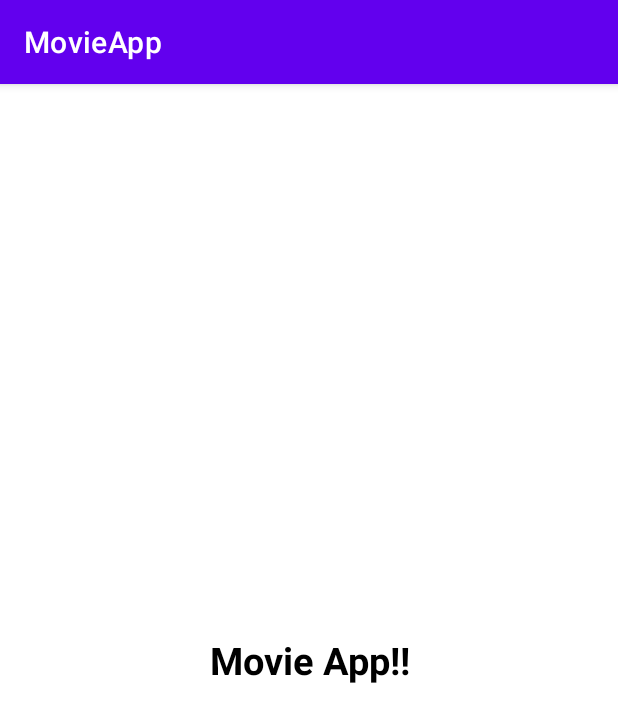
After one commit to Yuliana-Vargas/TP6-MovieApp, an Android app: the MoviesActivity screen opened directly, with no data from a screen before it, on a phone screen of 412 x 824 dp. The commit adds this screen. Shown: the top 722 px of the screen. Run offline under Robolectric (Android 15) with nearby library versions, the phone set to English and light mode, and no system bars.

Commit message:
Clicking on the button opens the movies activity

```diff
--- a/app/build.gradle
+++ b/app/build.gradle
@@ -23,6 +23,9 @@ android {
             proguardFiles getDefaultProguardFile('proguard-android-optimize.txt'), 'proguard-rules.pro'
         }
     }
+    buildFeatures {
+        viewBinding true
+    }
     compileOptions {
         sourceCompatibility JavaVersion.VERSION_1_8
         targetCompatibility JavaVersion.VERSION_1_8
--- a/app/src/main/AndroidManifest.xml
+++ b/app/src/main/AndroidManifest.xml
@@ -20,6 +20,9 @@
                 <category android:name="android.intent.category.LAUNCHER" />
             </intent-filter>
         </activity>
+        <activity
+            android:name=".activity.MoviesActivity"
+            android:exported="true"/>
     </application>
 
 </manifest>
--- /dev/null
+++ b/app/src/main/java/com/example/movieapp/activity/MoviesActivity.kt
@@ -0,0 +1,16 @@
+package com.example.movieapp.activity
+
+import android.os.Bundle
+import androidx.appcompat.app.AppCompatActivity
+import com.example.movieapp.databinding.ActivityMoviesBinding
+
+class MoviesActivity : AppCompatActivity() {
+    private lateinit var binding: ActivityMoviesBinding
+
+    override fun onCreate(savedInstanceState: Bundle?) {
+        super.onCreate(savedInstanceState)
+
+        binding = ActivityMoviesBinding.inflate(layoutInflater)
+        setContentView(binding.root)
+    }
+}
--- a/app/src/main/java/com/example/movieapp/adapter/MovieAdapter.kt
+++ b/app/src/main/java/com/example/movieapp/adapter/MovieAdapter.kt
@@ -1,4 +1,4 @@
-package com.example.movieapp.adapter
+/*package com.example.movieapp.adapter
 
 class MovieAdapter {
-}
+}*/
--- a/app/src/main/java/com/example/movieapp/mvvm/model/MainModel.kt
+++ /dev/null
@@ -1,4 +0,0 @@
-package com.example.movieapp.mvvm.model
-
-class MainModel {
-}
--- /dev/null
+++ b/app/src/main/res/layout/activity_movies.xml
@@ -0,0 +1,16 @@
+<?xml version="1.0" encoding="utf-8"?>
+<androidx.constraintlayout.widget.ConstraintLayout xmlns:android="http://schemas.android.com/apk/res/android"
+    xmlns:app="http://schemas.android.com/apk/res-auto"
+    android:layout_width="match_parent"
+    android:layout_height="match_parent">
+
+    <TextView
+        android:id="@+id/main_activity_title"
+        style="@style/TitleStyle"
+        android:layout_width="match_parent"
+        android:layout_height="wrap_content"
+        android:text="@string/title"
+        app:layout_constraintBottom_toBottomOf="parent"
+        app:layout_constraintTop_toTopOf="parent" />
+
+</androidx.constraintlayout.widget.ConstraintLayout>
--- /dev/null
+++ b/app/src/main/res/values/dimens.xml
@@ -0,0 +1,5 @@
+<?xml version="1.0" encoding="utf-8"?>
+<resources>
+    <dimen name="title_text_size">25sp</dimen>
+    <dimen name="container_margin">15dp</dimen>
+</resources>
--- a/app/src/main/res/values/strings.xml
+++ b/app/src/main/res/values/strings.xml
@@ -1,3 +1,6 @@
 <resources>
     <string name="app_name">MovieApp</string>
+    <string name="title">Movie App!!</string>
+    <string name="main_activity_description">description</string>
+    <string name="main_activity_button">Show</string>
 </resources>
--- /dev/null
+++ b/app/src/main/res/values/styles.xml
@@ -0,0 +1,9 @@
+<?xml version="1.0" encoding="utf-8"?>
+<resources>
+    <style name="TitleStyle">
+        <item name="android:textColor">@color/black</item>
+        <item name="android:textStyle">bold</item>
+        <item name="android:textAlignment">center</item>
+        <item name="android:textSize">@dimen/title_text_size</item>
+    </style>
+</resources>
```
Also changed, not shown: app/src/main/java/com/example/movieapp/activity/MainActivity.kt (+20 -2 lines), app/src/main/java/com/example/movieapp/mvvm/contract/MainContract.kt (+7 -0 lines), app/src/main/java/com/example/movieapp/mvvm/viewmodel/MainViewModel.kt (+20 -1 lines), app/src/main/java/com/example/movieapp/mvvm/viewmodel/factory/ViewModelFactory.kt (+15 -3 lines), app/src/main/res/layout/activity_main.xml (+22 -3 lines).
